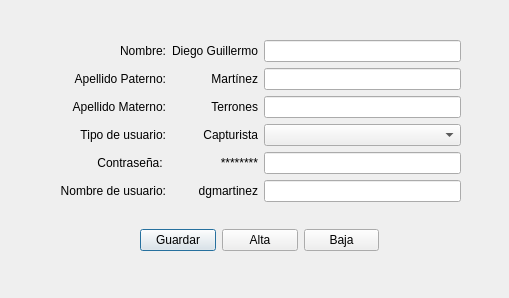
Old version of the form ModifyUser.ui in the repository degorck/enduring-chambers.
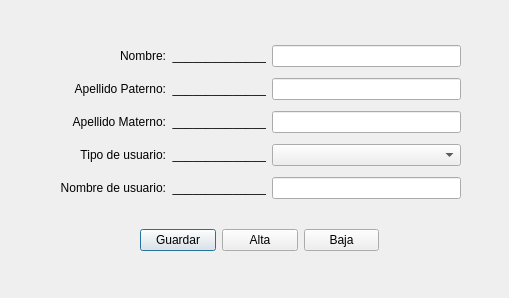
New version of the form.

Commit message: Started with user ModificationController

Patch:
```diff
--- a/ModifyUser.ui
+++ b/ModifyUser.ui
@@ -56,39 +56,10 @@
     </rect>
    </property>
    <layout class="QGridLayout" name="gridLayout">
-    <item row="4" column="0">
-     <widget class="QLabel" name="label_6">
+    <item row="4" column="1">
+     <widget class="QLabel" name="label_current_username">
       <property name="text">
-       <string>Contraseña: </string>
-      </property>
-      <property name="alignment">
-       <set>Qt::AlignRight|Qt::AlignTrailing|Qt::AlignVCenter</set>
-      </property>
-     </widget>
-    </item>
-    <item row="5" column="2">
-     <widget class="QLineEdit" name="lineEdit_4"/>
-    </item>
-    <item row="1" column="2">
-     <widget class="QLineEdit" name="lineEdit_2"/>
-    </item>
-    <item row="3" column="2">
-     <widget class="QComboBox" name="comboBox"/>
-    </item>
-    <item row="5" column="0">
-     <widget class="QLabel" name="label_7">
-      <property name="text">
-       <string>Nombre de usuario:</string>
-      </property>
-      <property name="alignment">
-       <set>Qt::AlignRight|Qt::AlignTrailing|Qt::AlignVCenter</set>
-      </property>
-     </widget>
-    </item>
-    <item row="2" column="0">
-     <widget class="QLabel" name="label_4">
-      <property name="text">
-       <string>Apellido Materno:</string>
+       <string>______________</string>
       </property>
       <property name="alignment">
        <set>Qt::AlignRight|Qt::AlignTrailing|Qt::AlignVCenter</set>
@@ -96,7 +67,20 @@
      </widget>
     </item>
     <item row="4" column="2">
-     <widget class="QLineEdit" name="lineEdit_5"/>
+     <widget class="QLineEdit" name="lineEdit_4"/>
+    </item>
+    <item row="1" column="0">
+     <widget class="QLabel" name="label_paternal_surname">
+      <property name="text">
+       <string>Apellido Paterno:</string>
+      </property>
+      <property name="alignment">
+       <set>Qt::AlignRight|Qt::AlignTrailing|Qt::AlignVCenter</set>
+      </property>
+     </widget>
+    </item>
+    <item row="2" column="2">
+     <widget class="QLineEdit" name="lineEdit_3"/>
     </item>
     <item row="0" column="0">
      <widget class="QLabel" name="label">
@@ -108,6 +92,36 @@
       </property>
      </widget>
     </item>
+    <item row="3" column="1">
+     <widget class="QLabel" name="label_current_user_type">
+      <property name="text">
+       <string>______________</string>
+      </property>
+      <property name="alignment">
+       <set>Qt::AlignRight|Qt::AlignTrailing|Qt::AlignVCenter</set>
+      </property>
+     </widget>
+    </item>
+    <item row="0" column="1">
+     <widget class="QLabel" name="label_current_name">
+      <property name="text">
+       <string>______________</string>
+      </property>
+      <property name="alignment">
+       <set>Qt::AlignRight|Qt::AlignTrailing|Qt::AlignVCenter</set>
+      </property>
+     </widget>
+    </item>
+    <item row="4" column="0">
+     <widget class="QLabel" name="label_user_name">
+      <property name="text">
+       <string>Nombre de usuario:</string>
+      </property>
+      <property name="alignment">
+       <set>Qt::AlignRight|Qt::AlignTrailing|Qt::AlignVCenter</set>
+      </property>
+     </widget>
+    </item>
     <item row="3" column="0">
      <widget class="QLabel" name="label_5">
       <property name="text">
@@ -121,78 +135,41 @@
     <item row="0" column="2">
      <widget class="QLineEdit" name="lineEdit"/>
     </item>
-    <item row="2" column="2">
-     <widget class="QLineEdit" name="lineEdit_3"/>
-    </item>
-    <item row="1" column="0">
-     <widget class="QLabel" name="label_2">
-      <property name="text">
-       <string>Apellido Paterno:</string>
-      </property>
-      <property name="alignment">
-       <set>Qt::AlignRight|Qt::AlignTrailing|Qt::AlignVCenter</set>
-      </property>
-     </widget>
-    </item>
-    <item row="0" column="1">
-     <widget class="QLabel" name="label_3">
-      <property name="text">
-       <string>Diego Guillermo</string>
-      </property>
-      <property name="alignment">
-       <set>Qt::AlignRight|Qt::AlignTrailing|Qt::AlignVCenter</set>
-      </property>
-     </widget>
-    </item>
-    <item row="1" column="1">
-     <widget class="QLabel" name="label_8">
-      <property name="text">
-       <string>Martínez</string>
-      </property>
-      <property name="alignment">
-       <set>Qt::AlignRight|Qt::AlignTrailing|Qt::AlignVCenter</set>
-      </property>
-     </widget>
-    </item>
     <item row="2" column="1">
      <widget class="QLabel" name="label_9">
       <property name="text">
-       <string>Terrones</string>
+       <string>______________</string>
       </property>
       <property name="alignment">
        <set>Qt::AlignRight|Qt::AlignTrailing|Qt::AlignVCenter</set>
       </property>
      </widget>
     </item>
-    <item row="3" column="1">
-     <widget class="QLabel" name="label_10">
+    <item row="1" column="1">
+     <widget class="QLabel" name="label_current_paternal_surname">
       <property name="text">
-       <string>Capturista</string>
+       <string>______________</string>
       </property>
       <property name="alignment">
        <set>Qt::AlignRight|Qt::AlignTrailing|Qt::AlignVCenter</set>
       </property>
      </widget>
     </item>
-    <item row="4" column="1">
-     <widget class="QLabel" name="label_11">
+    <item row="2" column="0">
+     <widget class="QLabel" name="label_maternal_surname">
       <property name="text">
-       <string>********</string>
+       <string>Apellido Materno:</string>
       </property>
       <property name="alignment">
        <set>Qt::AlignRight|Qt::AlignTrailing|Qt::AlignVCenter</set>
       </property>
      </widget>
     </item>
-    <item row="5" column="1">
-     <widget class="QLabel" name="label_12">
-      <property name="text">
-       <string>dgmartinez</string>
-      </property>
-      <property name="alignment">
-       <set>Qt::AlignRight|Qt::AlignTrailing|Qt::AlignVCenter</set>
-      </property>
-     </widget>
+    <item row="3" column="2">
+     <widget class="QComboBox" name="comboBox"/>
+    </item>
+    <item row="1" column="2">
+     <widget class="QLineEdit" name="lineEdit_2"/>
     </item>
    </layout>
   </widget>
```
Left out of the diff: 26 changed lines with no effect on the pictures. The commit also changes 6 other files.
